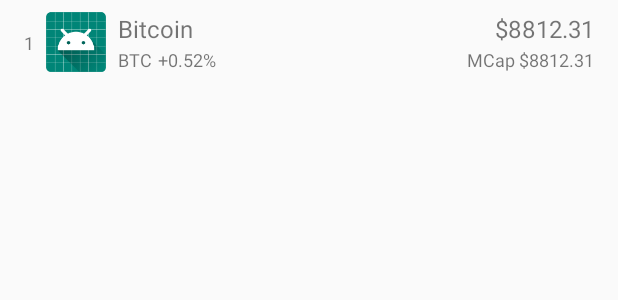
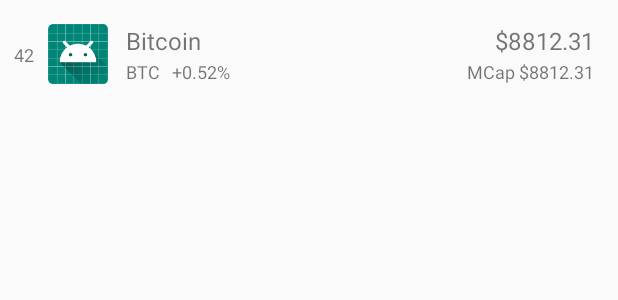
Before and after one commit to vshkl/Coins, an Android app: the layout item_coin.xml on its own in the app's theme, with its tools: preview values and no code run, on a phone screen of 412 x 824 dp. Shown: the top 300 px of the screen. Run offline under Robolectric (Android 15) with nearby library versions, the phone set to English and light mode, and no system bars.

Commit message:
Resilve issue with jumping rank text

```diff
--- a/app/src/main/java/com/vshkl/coins/stories/Mappers.kt
+++ b/app/src/main/java/com/vshkl/coins/stories/Mappers.kt
@@ -31,7 +31,7 @@ object Mappers {
 
     private fun formatMarketCap(marketCap: Long?): String {
         return when {
-            marketCap != null -> "MCap $$marketCap"
+            marketCap != null -> "$$marketCap"
             else -> ""
         }
     }
--- a/app/src/main/java/com/vshkl/coins/stories/coinsList/CoinsListFragment.kt
+++ b/app/src/main/java/com/vshkl/coins/stories/coinsList/CoinsListFragment.kt
@@ -11,6 +11,7 @@ import androidx.recyclerview.widget.LinearLayoutManager
 import androidx.recyclerview.widget.RecyclerView
 import com.vshkl.coins.R
 import com.vshkl.coins.stories.EndlessScrollListener
+import androidx.recyclerview.widget.DividerItemDecoration
 
 class CoinsListFragment : Fragment() {
 
@@ -32,7 +33,7 @@ class CoinsListFragment : Fragment() {
         super.onActivityCreated(savedInstanceState)
         viewModel = ViewModelProviders.of(this).get(CoinsListViewModel::class.java)
         viewModel.loadCoins()
-        viewModel.getCoins().observe(this, Observer { coins ->
+        viewModel.getCoins().observe(viewLifecycleOwner, Observer { coins ->
             coinsListAdapter.setCoins(coins)
         })
     }
@@ -43,6 +44,7 @@ class CoinsListFragment : Fragment() {
         val linearLayoutManager = LinearLayoutManager(context)
 
         rvCoins.layoutManager = linearLayoutManager
+        rvCoins.addItemDecoration(DividerItemDecoration(context!!, DividerItemDecoration.VERTICAL))
         rvCoins.addOnScrollListener(object : EndlessScrollListener(linearLayoutManager) {
             override fun onLoadMore(page: Int, totalItemsCount: Int, view: RecyclerView) {
                 viewModel.loadMoreCoins()
--- a/app/src/main/res/layout/item_coin.xml
+++ b/app/src/main/res/layout/item_coin.xml
@@ -3,7 +3,7 @@
     xmlns:android="http://schemas.android.com/apk/res/android"
     xmlns:tools="http://schemas.android.com/tools"
     xmlns:app="http://schemas.android.com/apk/res-auto"
-    android:layout_height="56dp"
+    android:layout_height="wrap_content"
     android:layout_width="match_parent"
     >
 
@@ -11,7 +11,7 @@
         android:id="@+id/glStart"
         android:layout_width="wrap_content"
         android:layout_height="wrap_content"
-        app:layout_constraintGuide_begin="16dp"
+        app:layout_constraintGuide_begin="0dp"
         android:orientation="vertical"
         />
 
@@ -27,7 +27,7 @@
         android:layout_width="wrap_content"
         android:layout_height="wrap_content"
         android:id="@+id/glTop"
-        app:layout_constraintGuide_begin="8dp"
+        app:layout_constraintGuide_begin="16dp"
         android:orientation="horizontal"
         />
 
@@ -36,25 +36,25 @@
         android:layout_height="wrap_content"
         android:id="@+id/glBottom"
         android:orientation="horizontal"
-        app:layout_constraintGuide_end="8dp"
+        app:layout_constraintGuide_end="16dp"
         />
 
     <TextView
         android:id="@+id/tvRank"
-        android:layout_width="wrap_content"
+        android:layout_width="32dp"
         android:layout_height="wrap_content"
         android:textSize="12sp"
+        android:textAlignment="center"
         app:layout_constraintStart_toStartOf="@+id/glStart"
         app:layout_constraintTop_toTopOf="@+id/glTop"
         app:layout_constraintBottom_toTopOf="@+id/glBottom"
-        tools:text="1"
+        tools:text="42"
         />
 
     <ImageView
         android:id="@+id/ivIcon"
         android:layout_width="40dp"
         android:layout_height="40dp"
-        android:layout_marginStart="8dp"
         app:layout_constraintStart_toEndOf="@+id/tvRank"
         app:layout_constraintTop_toTopOf="@+id/glTop"
         app:layout_constraintBottom_toTopOf="@+id/glBottom"
@@ -66,8 +66,8 @@
         android:layout_width="0dp"
         android:layout_height="wrap_content"
         android:textSize="16sp"
-        android:layout_marginStart="8dp"
-        android:layout_marginEnd="8dp"
+        android:layout_marginStart="12dp"
+        android:layout_marginEnd="12dp"
         app:layout_constraintEnd_toStartOf="@+id/tvPrice"
         app:layout_constraintStart_toEndOf="@+id/ivIcon"
         app:layout_constraintTop_toTopOf="@+id/glTop"
@@ -89,7 +89,7 @@
         android:layout_width="0dp"
         android:layout_height="wrap_content"
         android:textSize="12sp"
-        android:layout_marginStart="8dp"
+        android:layout_marginStart="12dp"
         app:layout_constraintStart_toEndOf="@+id/ivIcon"
         app:layout_constraintBottom_toTopOf="@+id/glBottom"
         tools:text="BTC"
@@ -100,7 +100,7 @@
         android:layout_width="0dp"
         android:layout_height="wrap_content"
         android:textSize="12sp"
-        android:layout_marginStart="4dp"
+        android:layout_marginStart="8dp"
         app:layout_constraintStart_toEndOf="@+id/tvSymbol"
         app:layout_constraintBottom_toTopOf="@+id/glBottom"
         tools:text="+0.52%"
```
